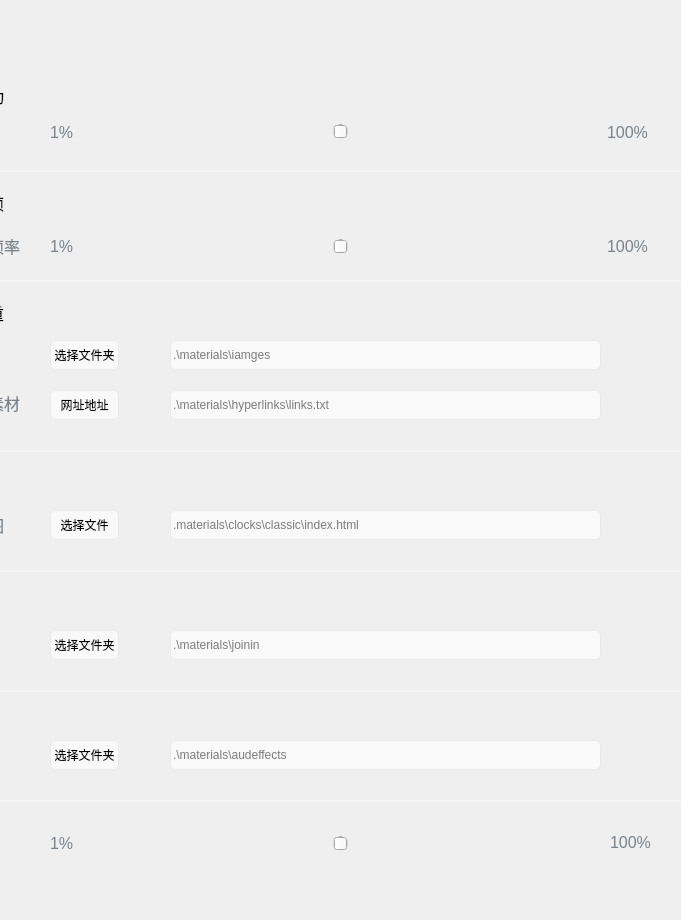
Qt form UI/gbs/bizWidgets/GBSBizSettingLiveSourceDupRM.ui (huangjingpei/myobs) before a commit; both pictures show x 430 to 1111 and y 0 to 920 of the 1238 by 920 pixel window.
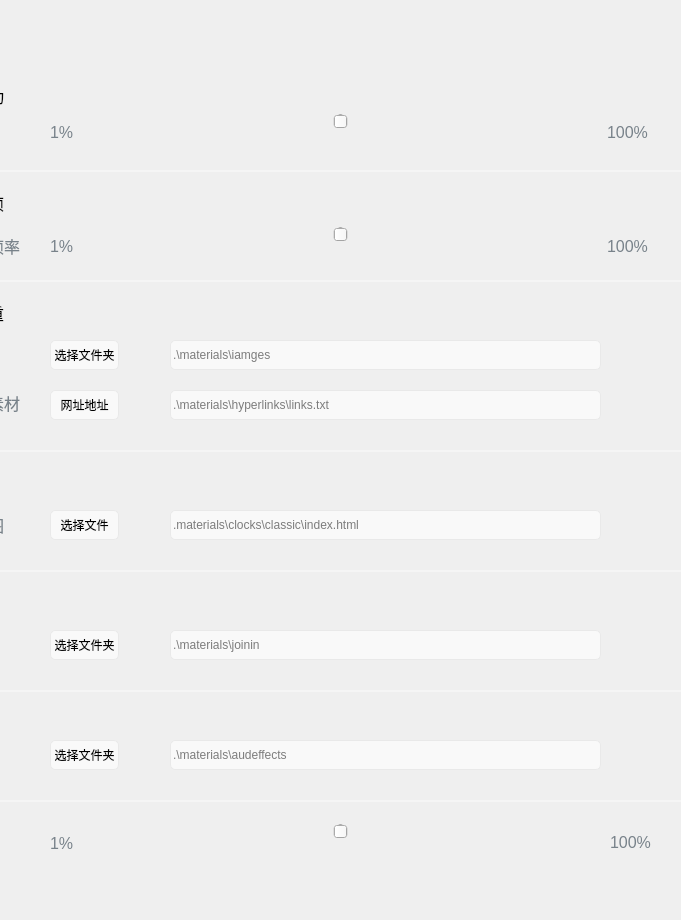
The same form after that commit. Custom widgets are drawn as their Qt base class.

Diff of the .ui file:
```diff
--- a/UI/gbs/bizWidgets/GBSBizSettingLiveSourceDupRM.ui
+++ b/UI/gbs/bizWidgets/GBSBizSettingLiveSourceDupRM.ui
@@ -714,7 +714,7 @@
     <property name="geometry">
      <rect>
       <x>160</x>
-      <y>755</y>
+      <y>743</y>
       <width>521</width>
       <height>16</height>
      </rect>
@@ -761,7 +761,7 @@
     <property name="geometry">
      <rect>
       <x>160</x>
-      <y>158</y>
+      <y>146</y>
       <width>521</width>
       <height>16</height>
      </rect>
@@ -913,7 +913,7 @@
     <property name="geometry">
      <rect>
       <x>160</x>
-      <y>43</y>
+      <y>33</y>
       <width>521</width>
       <height>16</height>
      </rect>
```
